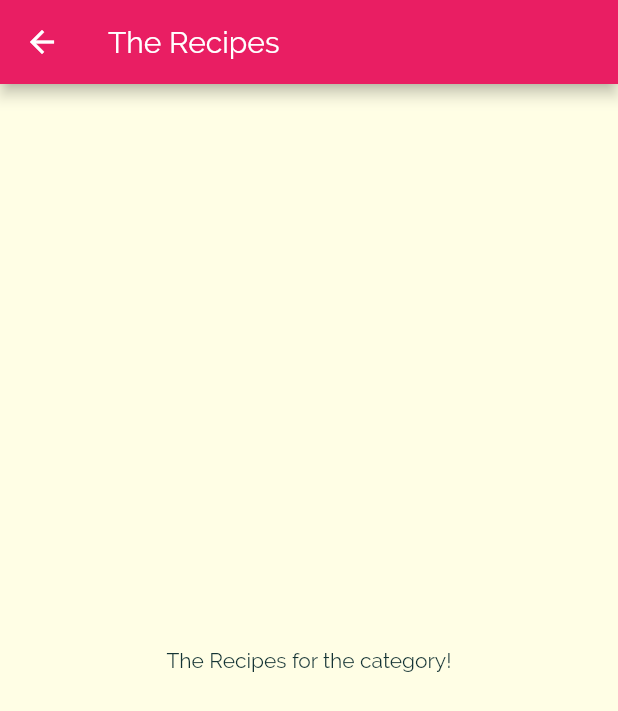
After one commit to arifpurwandaru/meals_app, a Flutter app: the screen it shows after launch, after a tap on "Italian", on a phone screen of 412 x 824 dp. The commit adds this screen. Shown: the top 711 px of the screen. Run offline on Flutter 3.47's test engine with Material 2 defaults, Android fonts, the phone set to English and light mode, and no system bars.

Commit message:
jangkrik ireng kabeh malahan

```diff
--- a/lib/category_item.dart
+++ b/lib/category_item.dart
@@ -1,4 +1,5 @@
 import 'package:flutter/material.dart';
+import 'category_meals_screen.dart';
 
 class CategoryItem extends StatelessWidget {
   final String title;
@@ -6,9 +7,23 @@ class CategoryItem extends StatelessWidget {
 
   CategoryItem(this.title, this.color);
 
+  void selectedCategory(BuildContext ctx) {
+    Navigator.of(ctx).push(
+      MaterialPageRoute(
+        builder: (_) {
+          return CategoryMealsScreen();
+        },
+      ),
+    );
+  }
+
   @override
   Widget build(BuildContext context) {
-    return Container(
+    return InkWell(
+      onTap: () => selectedCategory(context),
+      splashColor: Theme.of(context).primaryColor,
+      borderRadius: BorderRadius.circular(15),
+      child: Container(
         padding: const EdgeInsets.all(15),
         child: Text(
           title,
@@ -25,6 +40,7 @@ class CategoryItem extends StatelessWidget {
           ),
           borderRadius: BorderRadius.circular(15),
         ),
+      ),
     );
   }
 }
--- /dev/null
+++ b/lib/category_meals_screen.dart
@@ -0,0 +1,15 @@
+import 'package:flutter/material.dart';
+
+class CategoryMealsScreen extends StatelessWidget {
+  @override
+  Widget build(BuildContext context) {
+    return Scaffold(
+      appBar: AppBar(
+        title: Text('The Recipes'),
+      ),
+      body: Center(
+        child: Text('The Recipes for the category!'),
+      ),
+    );
+  }
+}
```
Lines whose indentation alone changed are shown as unchanged.
